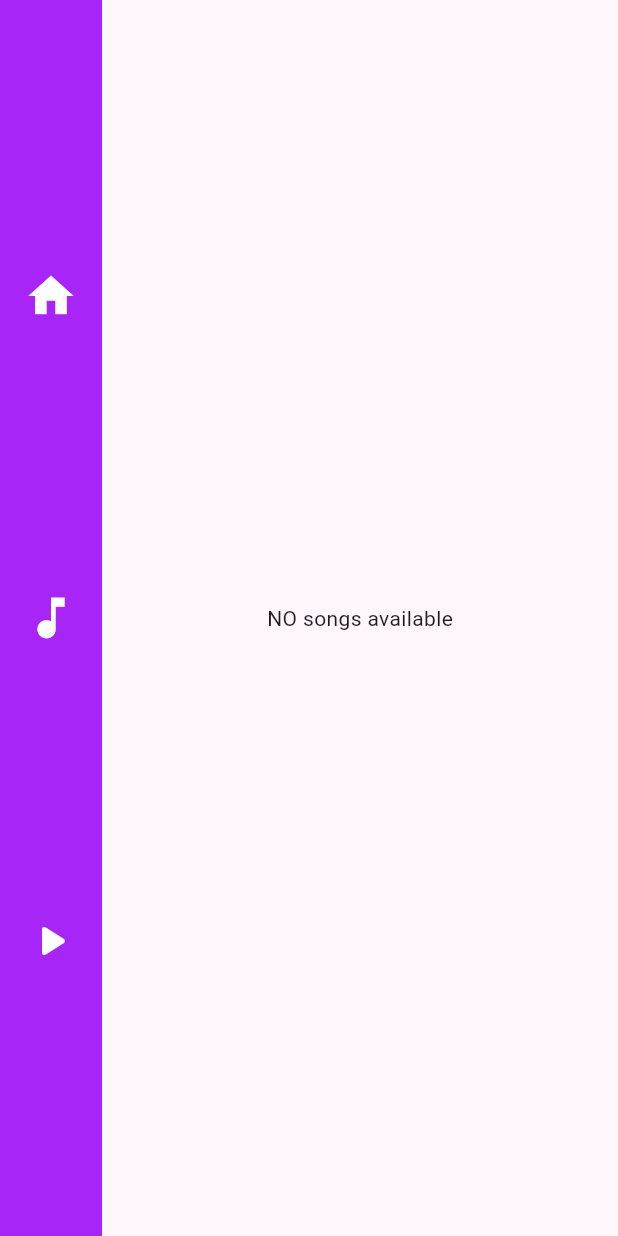
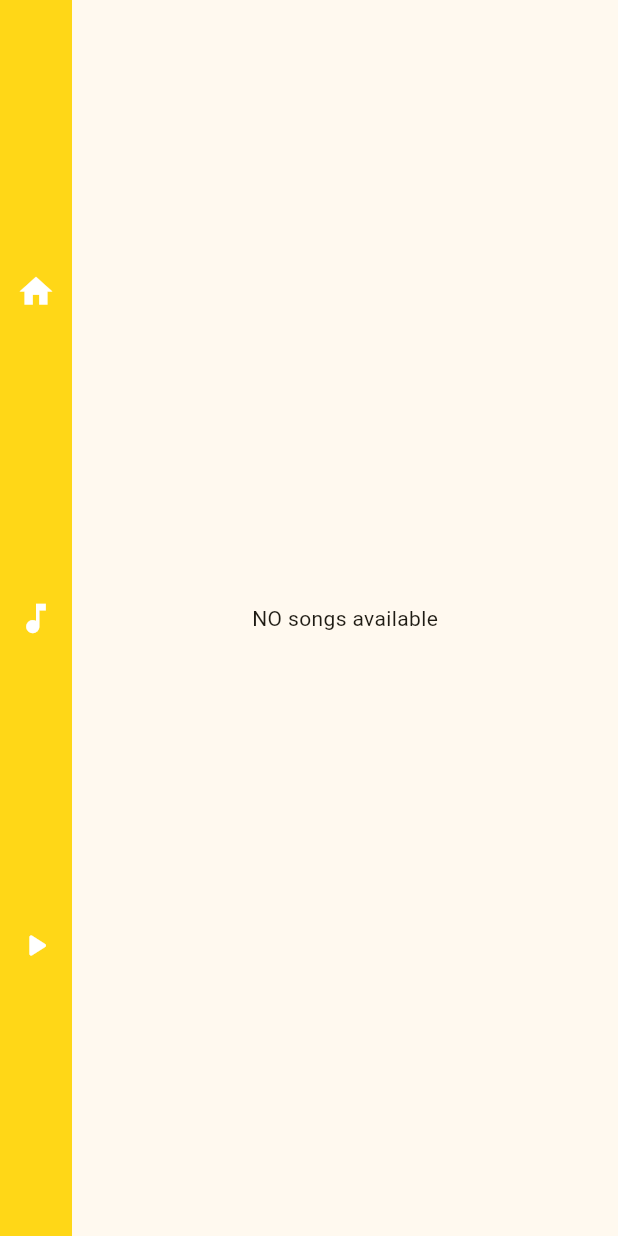
Before and after one commit to omkar273/smart_route, a Flutter app: the screen it shows after launch, after a tap on the "music note" icon, on a phone screen of 412 x 824 dp. Run offline on Flutter 3.47's test engine with Material 3 defaults, Android fonts, the light colour scheme and no system bars; our stand-ins replace dio, equatable, flutter_bloc, get_it, go_router, just_audio and 3 more; missing offline and left inert: flutter_osm_plugin, open_street_map_search_and_pick; statements that could not run were skipped.

Commit message:
changed color theme

```diff
--- a/lib/core/pages/landing_page.dart
+++ b/lib/core/pages/landing_page.dart
@@ -24,7 +24,7 @@ class LandingPage extends StatelessWidget {
           mainAxisAlignment: MainAxisAlignment.start,
           children: [
             Padding(
-              padding: const EdgeInsets.all(8.0),
+              padding: const EdgeInsets.all(0),
               child: Column(
                 mainAxisAlignment: MainAxisAlignment.spaceEvenly,
                 children: [
@@ -33,7 +33,7 @@ class LandingPage extends StatelessWidget {
                       Approuter.router.goNamed(MapNavigation.routeName);
                     },
                     icon: const Icon(Icons.home),
-                    iconSize: 36,
+                    iconSize: 26,
                     color: Colors.white,
                   ),
                   IconButton(
@@ -41,7 +41,7 @@ class LandingPage extends StatelessWidget {
                       Approuter.router.goNamed(SongsPage.routeName);
                     },
                     icon: const Icon(Icons.music_note),
-                    iconSize: 36,
+                    iconSize: 26,
                     color: Colors.white,
                   ),
                   IconButton(
@@ -49,7 +49,7 @@ class LandingPage extends StatelessWidget {
                       Approuter.router.goNamed(SongInfoPage.routeName);
                     },
                     icon: const Icon(Icons.play_arrow_rounded),
-                    iconSize: 36,
+                    iconSize: 26,
                     color: Colors.white,
                   ),
                 ],
--- a/lib/features/maps/presentation/pages/maps_page.dart
+++ b/lib/features/maps/presentation/pages/maps_page.dart
@@ -5,6 +5,7 @@ import 'package:open_street_map_search_and_pick/open_street_map_search_and_pick.
 import 'package:smart_route/core/utils/show_snackbar.dart';
 import 'package:smart_route/features/maps/presentation/cubit/maps_cubit.dart';
 import 'package:smart_route/features/maps/presentation/widgets/search_tab.dart';
+import 'package:smart_route/main.dart';
 
 class MapNavigation extends StatefulWidget {
   static const routeName = 'MapNavigationPage';
@@ -181,7 +182,7 @@ class _MapNavigationState extends State<MapNavigation> with OSMMixinObserver {
                       personMarker: const MarkerIcon(
                         icon: Icon(
                           Icons.person_pin_circle,
-                          color: Colors.purple,
+                          color: appPrimaryColor,
                           size: 175,
                         ),
                       ),
--- a/lib/features/maps/presentation/widgets/search.dart
+++ b/lib/features/maps/presentation/widgets/search.dart
@@ -1,4 +1,5 @@
 import 'package:flutter/material.dart';
+import 'package:smart_route/main.dart';
 
 class SearchTextField extends StatefulWidget {
   final String? hintText;
@@ -37,7 +38,7 @@ class _SearchTextFieldState extends State<SearchTextField> {
               borderSide: BorderSide.none,
             ),
             prefixIcon: const Icon(Icons.location_pin),
-            fillColor: Colors.grey.withOpacity(0.15),
+            fillColor: appPrimaryLightColor,
             filled: true,
             focusedBorder: OutlineInputBorder(
               borderRadius: BorderRadius.circular(10),
--- a/lib/features/maps/presentation/widgets/search_tab.dart
+++ b/lib/features/maps/presentation/widgets/search_tab.dart
@@ -4,6 +4,7 @@ import 'package:open_street_map_search_and_pick/open_street_map_search_and_pick.
 import 'package:smart_route/core/utils/spacing.dart';
 import 'package:smart_route/features/maps/presentation/cubit/maps_cubit.dart';
 import 'package:smart_route/features/maps/presentation/widgets/search.dart';
+import 'package:smart_route/main.dart';
 
 class SearchTab extends StatefulWidget {
   const SearchTab({super.key});
@@ -29,7 +30,7 @@ class _SearchTabState extends State<SearchTab> {
       padding: const EdgeInsets.all(10),
       height: double.maxFinite,
       width: double.maxFinite,
-      color: Colors.white,
+      color: appPrimaryColor,
       child: SingleChildScrollView(
         child: Column(
           children: [
--- a/lib/main.dart
+++ b/lib/main.dart
@@ -22,7 +22,8 @@ void main() async {
 final GlobalKey<ScaffoldMessengerState> scaffoldMessengerKey =
     GlobalKey<ScaffoldMessengerState>();
 
-const appPrimaryColor = Color(0xffA825F8);
+const appPrimaryColor = Color(0xffffd717);
+const appPrimaryLightColor = Color.fromARGB(255, 255, 235, 134);
 
 class MyApp extends StatelessWidget {
   const MyApp({super.key});
```
